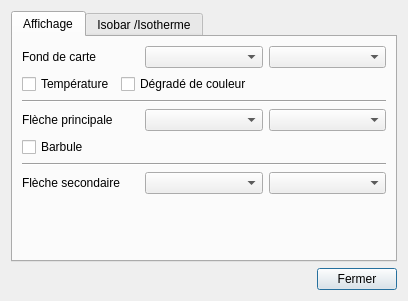
Old version of the form src/Ui/DialogGribDrawing.ui in the repository nohal/qtVlm.
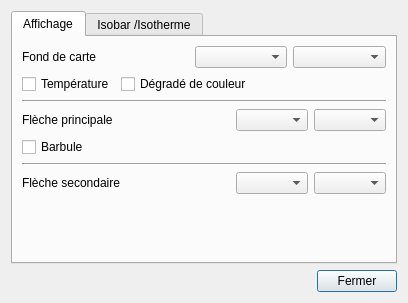
New version of the form.

Commit message: new grib dialog, add POI name in pilototo tooltip

```diff
--- a/src/Ui/DialogGribDrawing.ui
+++ b/src/Ui/DialogGribDrawing.ui
@@ -7,7 +7,7 @@
     <x>0</x>
     <y>0</y>
     <width>408</width>
-    <height>293</height>
+    <height>303</height>
    </rect>
   </property>
   <property name="windowTitle">
@@ -34,10 +34,43 @@
           </widget>
          </item>
          <item>
-          <widget class="QComboBox" name="bgDataType"/>
+          <spacer name="horizontalSpacer_7">
+           <property name="orientation">
+            <enum>Qt::Horizontal</enum>
+           </property>
+           <property name="sizeHint" stdset="0">
+            <size>
+             <width>40</width>
+             <height>20</height>
+            </size>
+           </property>
+          </spacer>
          </item>
          <item>
-          <widget class="QComboBox" name="bgDataAlt"/>
+          <widget class="QComboBox" name="bgDataType">
+           <property name="sizePolicy">
+            <sizepolicy hsizetype="MinimumExpanding" vsizetype="Fixed">
+             <horstretch>0</horstretch>
+             <verstretch>0</verstretch>
+            </sizepolicy>
+           </property>
+           <property name="sizeAdjustPolicy">
+            <enum>QComboBox::AdjustToContents</enum>
+           </property>
+          </widget>
+         </item>
+         <item>
+          <widget class="QComboBox" name="bgDataAlt">
+           <property name="sizePolicy">
+            <sizepolicy hsizetype="MinimumExpanding" vsizetype="Fixed">
+             <horstretch>0</horstretch>
+             <verstretch>0</verstretch>
+            </sizepolicy>
+           </property>
+           <property name="sizeAdjustPolicy">
+            <enum>QComboBox::AdjustToContents</enum>
+           </property>
+          </widget>
          </item>
         </layout>
        </item>
@@ -89,10 +122,31 @@
           </widget>
          </item>
          <item>
-          <widget class="QComboBox" name="frstArwType"/>
+          <spacer name="horizontalSpacer_8">
+           <property name="orientation">
+            <enum>Qt::Horizontal</enum>
+           </property>
+           <property name="sizeHint" stdset="0">
+            <size>
+             <width>40</width>
+             <height>20</height>
+            </size>
+           </property>
+          </spacer>
          </item>
          <item>
-          <widget class="QComboBox" name="frstArwAlt"/>
+          <widget class="QComboBox" name="frstArwType">
+           <property name="sizeAdjustPolicy">
+            <enum>QComboBox::AdjustToContents</enum>
+           </property>
+          </widget>
+         </item>
+         <item>
+          <widget class="QComboBox" name="frstArwAlt">
+           <property name="sizeAdjustPolicy">
+            <enum>QComboBox::AdjustToContents</enum>
+           </property>
+          </widget>
          </item>
         </layout>
        </item>
@@ -137,10 +191,31 @@
           </widget>
          </item>
          <item>
-          <widget class="QComboBox" name="secArwType"/>
+          <spacer name="horizontalSpacer_9">
+           <property name="orientation">
+            <enum>Qt::Horizontal</enum>
+           </property>
+           <property name="sizeHint" stdset="0">
+            <size>
+             <width>40</width>
+             <height>20</height>
+            </size>
+           </property>
+          </spacer>
          </item>
          <item>
-          <widget class="QComboBox" name="secArwAlt"/>
+          <widget class="QComboBox" name="secArwType">
+           <property name="sizeAdjustPolicy">
+            <enum>QComboBox::AdjustToContents</enum>
+           </property>
+          </widget>
+         </item>
+         <item>
+          <widget class="QComboBox" name="secArwAlt">
+           <property name="sizeAdjustPolicy">
+            <enum>QComboBox::AdjustToContents</enum>
+           </property>
+          </widget>
          </item>
         </layout>
        </item>
```
Left out of the diff: 141 changed lines with no effect on the pictures. The commit also changes 25 other files.
